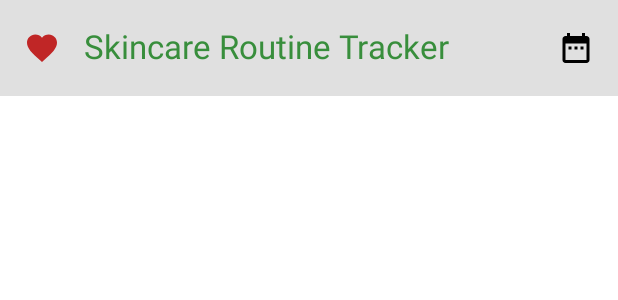
After one commit to vgnvkmha/SkincareRoutinePlanner, an Android app built with Jetpack Compose: the @Preview function CustomTopAppBar, on a phone screen of 412 x 824 dp. The commit adds this screen. Shown: the top 300 px of the screen. Run offline under Robolectric (Android 15) with nearby library versions, the phone set to English and light mode, and no system bars.

Commit message:
built TopAppBar UI

```diff
--- a/app/src/main/AndroidManifest.xml
+++ b/app/src/main/AndroidManifest.xml
@@ -13,7 +13,7 @@
         android:theme="@style/Theme.SkincareRoutinePlanner"
         tools:targetApi="31">
         <activity
-            android:name=".MainActivity"
+            android:name=".presentation.screens.home.MainActivity"
             android:exported="true"
             android:label="@string/app_name"
             android:theme="@style/Theme.SkincareRoutinePlanner">
--- a/app/src/main/java/com/example/skincareroutineplanner/MainActivity.kt
+++ b/app/src/main/java/com/example/skincareroutineplanner/presentation/screens/home/MainActivity.kt
@@ -1,4 +1,4 @@
-package com.example.skincareroutineplanner
+package com.example.skincareroutineplanner.presentation.screens.home
 
 import android.os.Bundle
 import androidx.activity.ComponentActivity
--- /dev/null
+++ b/app/src/main/java/com/example/skincareroutineplanner/presentation/screens/home/composables/CustomTopAppBar.kt
@@ -0,0 +1,48 @@
+package com.example.skincareroutineplanner.presentation.screens.home.composables
+
+import androidx.compose.material.icons.Icons
+import androidx.compose.material.icons.filled.DateRange
+import androidx.compose.material.icons.filled.Favorite
+import androidx.compose.material3.ExperimentalMaterial3Api
+import androidx.compose.material3.Icon
+import androidx.compose.material3.IconButton
+import androidx.compose.material3.MaterialTheme
+import androidx.compose.material3.Text
+import androidx.compose.material3.TopAppBar
+import androidx.compose.material3.TopAppBarColors
+import androidx.compose.runtime.Composable
+import androidx.compose.ui.graphics.Color
+import androidx.compose.ui.tooling.preview.Preview
+import com.example.skincareroutineplanner.presentation.screens.DarkGreen
+import com.example.skincareroutineplanner.presentation.screens.LightGray
+import com.example.skincareroutineplanner.presentation.screens.MyRed
+
+
+@Preview(showBackground = true)
+@OptIn(ExperimentalMaterial3Api::class)
+@Composable
+fun CustomTopAppBar() {
+    TopAppBar(
+        colors = TopAppBarColors(
+            containerColor = LightGray,
+            titleContentColor = DarkGreen,
+            actionIconContentColor = Color.Black,
+            scrolledContainerColor = MyRed,
+            navigationIconContentColor = MyRed
+        ),
+        title = { Text(text = "Skincare Routine Tracker", style = MaterialTheme.typography.titleLarge.copy(
+            color = DarkGreen
+        )) },
+        navigationIcon = {IconButton(enabled = true,
+            onClick = { TODO("Добавить развертвывание информации о streak (что-то типа fragment)") }) {
+            Icon(Icons.Default.Favorite, contentDescription = "streak icon") //TODO("заменить иконку на огонёк")
+        } },
+        actions = {
+
+            IconButton(enabled = true,
+                onClick = {}) {
+                Icon(Icons.Default.DateRange, contentDescription = "calendar icon")
+            }
+        }
+    )
+}
--- /dev/null
+++ b/app/src/main/java/com/example/skincareroutineplanner/presentation/screens/myColors.kt
@@ -0,0 +1,23 @@
+package com.example.skincareroutineplanner.presentation.screens
+
+import androidx.compose.ui.graphics.Color
+
+// Светло-зелёный (основной акцент)
+val LightGreen = Color(0xFFA8E6CF)
+
+// Тёмно-зелёный (для контраста, текста, и иконок)
+val DarkGreen = Color(0xFF388E3C)
+
+// Белый (фон, карточки)
+val White = Color(0xFFFFFFFF)
+
+// Светло-серый (разделители, вторичный текст)
+val LightGray = Color(0xFFE0E0E0)
+
+// Тёмно-серый (для текста)
+val DarkGray = Color(0xFF424242)
+
+// Цвет ошибки (например, для пропущенной рутины)
+val ErrorRed = Color(0xFFEF5350)
+
+val MyRed = Color(0xFFC02626)
```
